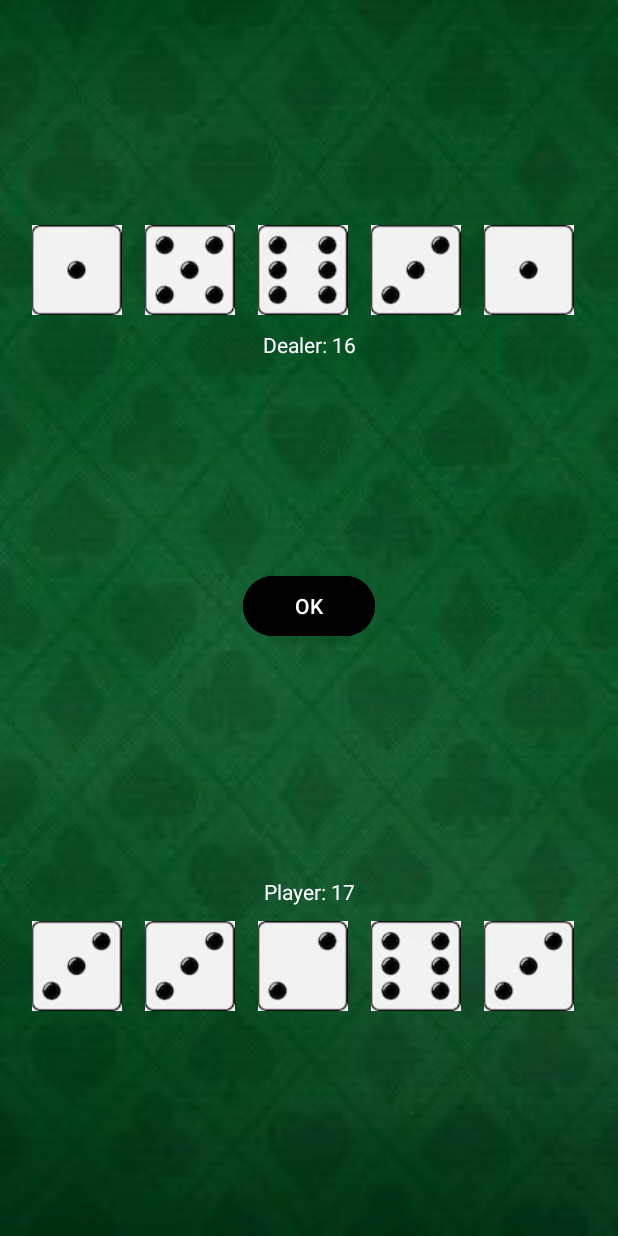
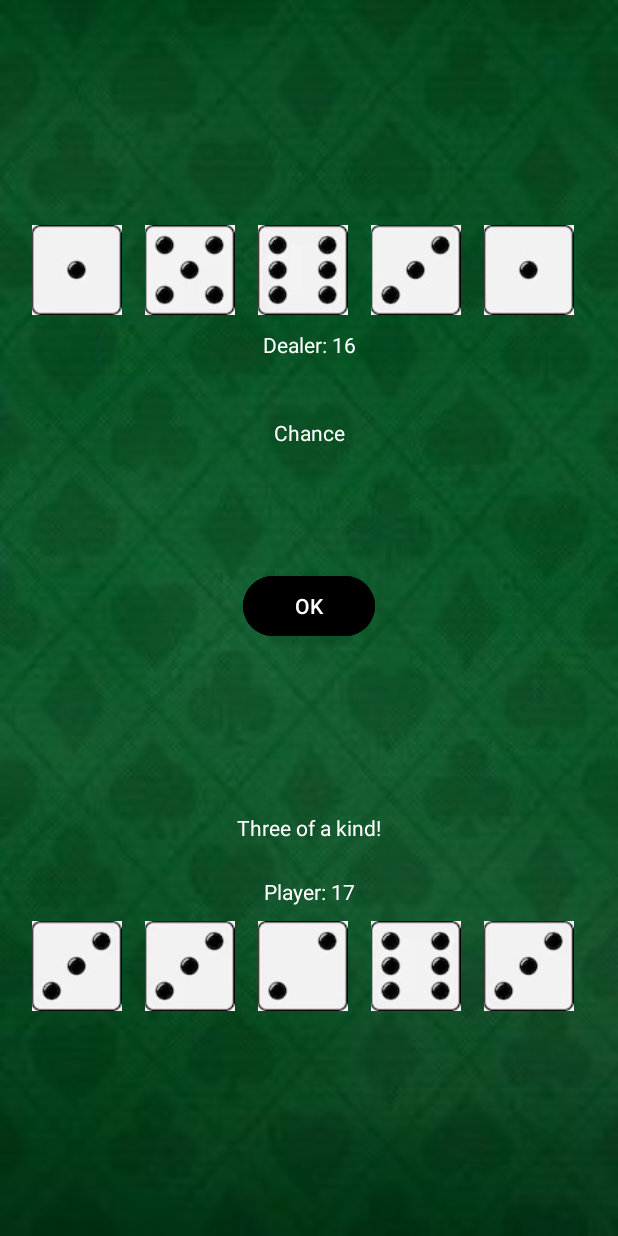
Before and after one commit to Metzenga04/Pocket-Vegas, an Android app: the DiceGame screen opened directly, with no data from a screen before it, after a tap on "Stay", on a phone screen of 412 x 824 dp. Run offline under Robolectric (Android 15) with nearby library versions, the phone set to English and light mode, and no system bars; 3 other taps on this screen came first.

Commit message:
Dice game working 100 percent

```diff
--- a/app/src/main/java/pt/iade/guilhermeabrantes/blackjack/DiceGame.java
+++ b/app/src/main/java/pt/iade/guilhermeabrantes/blackjack/DiceGame.java
@@ -1,20 +1,20 @@
 package pt.iade.guilhermeabrantes.blackjack;
 
 import androidx.appcompat.app.AppCompatActivity;
-
-import android.annotation.SuppressLint;
 import android.content.Intent;
 import android.os.Bundle;
-import android.util.Log;
 import android.view.View;
 import android.widget.Button;
 import android.widget.ImageView;
 import android.widget.TextView;
 import android.widget.Toast;
 import java.util.ArrayList;
+import java.util.Collections;
+import java.util.Comparator;
+import java.util.HashMap;
 import java.util.List;
+import java.util.Map;
 
-import pt.iade.guilhermeabrantes.blackjack.models.Card;
 import pt.iade.guilhermeabrantes.blackjack.models.Dices;
 
 public class DiceGame extends AppCompatActivity {
@@ -28,14 +28,12 @@ public class DiceGame extends AppCompatActivity {
     private Button btnRollDiceAgain2;
     List<Dices> pHand = new ArrayList<>();
     List<Dices> dHand = new ArrayList<>();
-
-    @SuppressLint({"MissingInflatedId", "DiscouragedApi", "SetTextI18n"})
     @Override
     protected void onCreate(Bundle savedInstanceState) {
         super.onCreate(savedInstanceState);
         setContentView(R.layout.activity_dice_game);
 
-        btnStartDG= (Button) findViewById(R.id.btnStardDG);
+        btnStartDG = (Button) findViewById(R.id.btnStardDG);
         btnRollDice = (Button) findViewById(R.id.btnRollDice);
         btnLeave = (Button) findViewById(R.id.btnLeave);
         btnStay = (Button) findViewById(R.id.btnStay);
@@ -51,6 +49,8 @@ public class DiceGame extends AppCompatActivity {
 
         TextView playerPoints = findViewById(R.id.player_points);
         TextView dealerPoints = findViewById(R.id.dealer_points);
+        TextView typeOfPointsD = findViewById(R.id.typeOfPointsD);
+        TextView typeOfPointsP = findViewById(R.id.typeOfPointsP);
 
         ImageView dDice1 = findViewById(R.id.dealerDice);
         ImageView dDice2 = findViewById(R.id.dealerDice2);
@@ -64,6 +64,10 @@ public class DiceGame extends AppCompatActivity {
         btnRollDiceAgain.setVisibility(View.GONE);
         btnRollDiceAgain2.setVisibility(View.GONE);
         ok.setVisibility(View.GONE);
+        typeOfPointsP.setVisibility(View.GONE);
+        typeOfPointsD.setVisibility(View.GONE);
+        dealerPoints.setVisibility(View.GONE);
+        playerPoints.setVisibility(View.GONE);
         dice1.setVisibility(View.GONE);
         dice2.setVisibility(View.GONE);
         dice3.setVisibility(View.GONE);
@@ -86,6 +90,9 @@ public class DiceGame extends AppCompatActivity {
         btnStay.setOnClickListener(v -> {
             btnStay.setVisibility(View.GONE);
             btnRollDiceAgain.setVisibility(View.GONE);
+            btnRollDiceAgain2.setVisibility(View.GONE);
+            typeOfPointsP.setVisibility(View.VISIBLE);
+            typeOfPointsD.setVisibility(View.VISIBLE);
 
             Dices first = new Dices();
             Dices second = new Dices();
@@ -112,12 +119,90 @@ public class DiceGame extends AppCompatActivity {
             dDice5.setVisibility(View.VISIBLE);
 
             int pSum = 0;
+            if (calculateYatzeeScore(pHand)) {
+                pSum = 50;
+                typeOfPointsP.setText("Yatzee!!!!");
+            } else if (isLargeStraight(pHand)) {
+                    pSum=40;
+                    typeOfPointsP.setText("Large Straight!!");
+            } else if (isSmallStraight(pHand)) {
+                if (pSum<=30){
+                    pSum= 30;
+                    typeOfPointsP.setText("Small Straight!");
+                }else {
                     for (int i = 0; i < pHand.size(); i++) {
                         pSum += pHand.get(i).getRank();
                     }
+                    typeOfPointsP.setText("Chance");
+                }
+            } else if (calculateFullHouseScore(pHand)) {
+                if (pSum<=25){
+                    pSum= 25;
+                    typeOfPointsP.setText("Full House!");
+                }else {
+                    for (int i = 0; i < pHand.size(); i++) {
+                        pSum += pHand.get(i).getRank();
+                    }
+                    typeOfPointsP.setText("Chance");
+                }
+            } else if (isFourOfAKind(pHand)) {
+                typeOfPointsP.setText("Four of a kind!");
+                for (int i = 0; i < pHand.size(); i++) {
+                    pSum += pHand.get(i).getRank();
+                }
+            } else if(isThreeOfAKind(pHand)) {
+                typeOfPointsP.setText("Three of a kind!");
+                for (int i = 0; i < pHand.size(); i++) {
+                    pSum += pHand.get(i).getRank();
+                }
+            }else {
+                    for (int i = 0; i < pHand.size(); i++) {
+                        pSum += pHand.get(i).getRank();
+                    }
+                    typeOfPointsP.setText("Chance");
+                }
             int dSum = 0;
+            if (calculateYatzeeScore(dHand)) {
+                dSum = 50;
+                typeOfPointsD.setText("Yatzee!!!!");
+            } else if (isLargeStraight(dHand)) {
+                dSum=40;
+                typeOfPointsD.setText("Large Straight!!");
+            } else if (isSmallStraight(dHand)) {
+                if (dSum<=30){
+                    dSum= 30;
+                    typeOfPointsD.setText("Small Straight!");
+                }else {
                     for (int i = 0; i < dHand.size(); i++) {
                         dSum += dHand.get(i).getRank();
+                    }
+                    typeOfPointsD.setText("Chance");
+                }
+            } else if (calculateFullHouseScore(dHand)) {
+                if (dSum<=25){
+                    dSum= 25;
+                    typeOfPointsD.setText("Full House!");
+                }else {
+                    for (int i = 0; i < dHand.size(); i++) {
+                        dSum += dHand.get(i).getRank();
+                    }
+                    typeOfPointsD.setText("Chance");
+                }
+                } else if (isFourOfAKind(dHand)) {
+                typeOfPointsD.setText("Four of a kind!");
+                for (int i = 0; i < dHand.size(); i++) {
+                    dSum += dHand.get(i).getRank();
+                }
+            } else if(isThreeOfAKind(dHand)) {
+                typeOfPointsD.setText("Three of a kind!");
+                for (int i = 0; i < dHand.size(); i++) {
+                    dSum += dHand.get(i).getRank();
+                }
+            }else {
+                for (int i = 0; i < dHand.size(); i++) {
+                    dSum += dHand.get(i).getRank();
+                }
+                typeOfPointsD.setText("Chance");
             }
             playerPoints.setText("Player: " + pSum);
             playerPoints.setVisibility(View.VISIBLE);
@@ -127,8 +212,10 @@ public class DiceGame extends AppCompatActivity {
 
             if (pSum > dSum) {
                 Toast.makeText(this, "You win!", Toast.LENGTH_SHORT).show();
-            } else {
-                Toast.makeText(this, "You Lose!", Toast.LENGTH_SHORT).show();
+            } else if (pSum==dSum){
+                Toast.makeText(this, "Dead End!", Toast.LENGTH_SHORT).show();
+            }else{
+                Toast.makeText(this, "You Lose", Toast.LENGTH_SHORT).show();
             }
             ok.setVisibility(View.VISIBLE);
         });
@@ -246,8 +333,106 @@ public class DiceGame extends AppCompatActivity {
             dDice5.setVisibility(View.GONE);
             dealerPoints.setVisibility(View.GONE);
             playerPoints.setVisibility(View.GONE);
+            typeOfPointsD.setVisibility(View.GONE);
+            typeOfPointsP.setVisibility(View.GONE);
         });
 
     }
 
+    public boolean calculateYatzeeScore(List<Dices> hand) {
+        Map<Integer, Integer> rankCount = new HashMap<>();
+
+        for (Dices dice : hand) {
+            int rank = dice.getRank();
+            rankCount.put(rank, rankCount.getOrDefault(rank, 0) + 1);
         }
+
+        for (int count : rankCount.values()) {
+            if (count >= 5) {
+                return true;
+            }
+        }
+
+        return false;
+    }
+
+    public boolean calculateFullHouseScore(List<Dices> hand) {
+
+        Map<Integer, Integer> rankCount = new HashMap<>();
+        for (Dices dices : hand) {
+            int rank = dices.getRank();
+            rankCount.put(rank, rankCount.getOrDefault(rank, 0) + 1);
+        }
+
+        boolean hasThreeOfAKind = false;
+        boolean hasTwoOfAKind = false;
+
+        for (int count : rankCount.values()) {
+            if (count == 3) {
+                hasThreeOfAKind = true;
+            } else if (count == 2) {
+                hasTwoOfAKind = true;
+            }
+        }
+        return hasThreeOfAKind && hasTwoOfAKind;
+    }
+    public boolean isThreeOfAKind(List<Dices> hand) {
+        Map<Integer, Integer> rankCount = new HashMap<>();
+        for (Dices dices : hand) {
+            int rank = dices.getRank();
+            rankCount.put(rank, rankCount.getOrDefault(rank, 0) + 1);
+        }
+
+        for (int count : rankCount.values()) {
+            if (count == 3) {
+                return true;
+            }
+        }
+
+        return false;
+    }
+    public boolean isFourOfAKind(List<Dices> hand) {
+        Map<Integer, Integer> rankCount = new HashMap<>();
+        for (Dices dices : hand) {
+            int rank = dices.getRank();
+            rankCount.put(rank, rankCount.getOrDefault(rank, 0) + 1);
+        }
+
+        for (int count : rankCount.values()) {
+            if (count == 4) {
+                return true;
+            }
+        }
+
+        return false;
+    }
+    public boolean isSmallStraight(List<Dices> hand) {
+        hand.sort(Comparator.comparingInt(Dices::getRank));
+
+        int consecutiveCount = 0;
+        for (int i = 0; i < hand.size() - 1; i++) {
+            if (hand.get(i + 1).getRank() == hand.get(i).getRank() + 1) {
+                consecutiveCount++;
+                if (consecutiveCount >= 3) {
+                    return true;
+                }
+            } else if (hand.get(i + 1).getRank() != hand.get(i).getRank()) {
+                consecutiveCount = 0;
+            }
+        }
+
+        return false;
+    }
+    public boolean isLargeStraight(List<Dices> hand) {
+        Collections.sort(hand, Comparator.comparingInt(Dices::getRank));
+
+        for (int i = 0; i < hand.size() - 1; i++) {
+            if (hand.get(i + 1).getRank() != hand.get(i).getRank() + 1) {
+                return false;
+            }
+        }
+
+        return true;
+    }
+
+}
--- a/app/src/main/res/layout/activity_dice_game.xml
+++ b/app/src/main/res/layout/activity_dice_game.xml
@@ -220,4 +220,28 @@
         app:layout_constraintBottom_toBottomOf="parent"
         app:layout_constraintEnd_toEndOf="parent"
         app:layout_constraintStart_toStartOf="parent" />
+
+    <TextView
+        android:id="@+id/typeOfPointsD"
+        android:layout_width="wrap_content"
+        android:layout_height="wrap_content"
+        android:layout_marginStart="150dp"
+        android:layout_marginEnd="150dp"
+        android:layout_marginBottom="130dp"
+        android:textColor="@color/branco"
+        app:layout_constraintBottom_toBottomOf="@+id/btnOkDG"
+        app:layout_constraintEnd_toEndOf="parent"
+        app:layout_constraintStart_toStartOf="parent" />
+
+    <TextView
+        android:id="@+id/typeOfPointsP"
+        android:layout_width="wrap_content"
+        android:layout_height="wrap_content"
+        android:layout_marginStart="150dp"
+        android:layout_marginTop="130dp"
+        android:layout_marginEnd="150dp"
+        android:textColor="@color/branco"
+        app:layout_constraintEnd_toEndOf="parent"
+        app:layout_constraintStart_toStartOf="parent"
+        app:layout_constraintTop_toBottomOf="@+id/btnStardDG" />
 </androidx.constraintlayout.widget.ConstraintLayout>
```
Also changed, not shown: app/src/main/java/pt/iade/guilhermeabrantes/blackjack/BlackJack.java (+8 -6 lines). Lines whose indentation alone changed are shown as unchanged.
